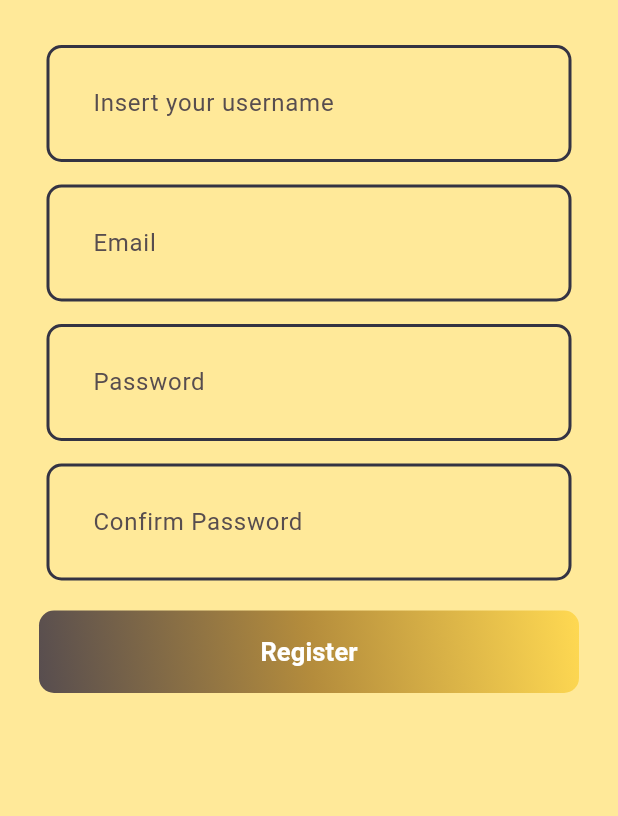
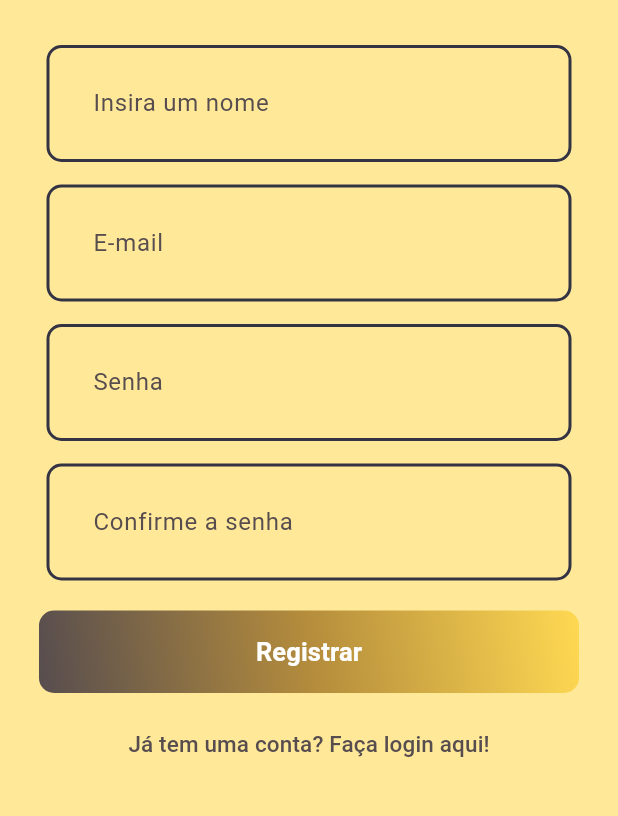
Before and after one commit to JotapeCruzz/MyCommerceStore, a Flutter app: the RegisterScreen screen opened by its route, on a phone screen of 412 x 824 dp, the part 324-1140 px from its top. Run offline on Flutter 3.47's test engine with Material 3 defaults, Android fonts, the phone set to English and light mode, and no system bars; our stand-ins replace firebase_core, flutter_svg; accounts and stored records are empty; generated files the repository leaves out were written again.

Commit message:
Validações adicionadas
Validações e alterações de layout

```diff
--- a/lib/pages/register_screen.dart
+++ b/lib/pages/register_screen.dart
@@ -1,49 +1,96 @@
+import 'package:ecommerce_my_store/colors.dart';
+import 'package:ecommerce_my_store/validation/validation.dart';
 import 'package:ecommerce_my_store/widgets/login_field.dart';
 import 'package:ecommerce_my_store/widgets/submit_button.dart';
 import 'package:flutter/material.dart';
 import 'package:ecommerce_my_store/routes/routes.dart';
 
 class RegisterScreen extends StatelessWidget {
-  const RegisterScreen({super.key});
+  RegisterScreen({super.key});
+  final _formKey = GlobalKey<FormState>();
 
   @override
   Widget build(BuildContext context) {
     return Scaffold(
-      appBar: AppBar(
-        title: const Text('Register'),
-      ),
+      appBar: AppBar(title: const Text('Register')),
       body: SingleChildScrollView(
         child: Center(
+          child: Form(
+            key: _formKey,
             child: Column(
               children: [
                 Padding(
                   padding: EdgeInsets.all(10),
                   child: Image.asset(
                     'assets/images/e_logo.png',
-                  errorBuilder: (context, error, stackTrace)
-                  => Container(
+                    errorBuilder: (context, error, stackTrace) => Container(
                       color: Colors.white,
-                    child: Text('Error loading image', style: TextStyle(color: Colors.red)),
+                      child: Text(
+                        'Error loading image',
+                        style: TextStyle(color: Colors.red),
+                      ),
                     ),
                     width: 150,
                     height: 150,
                   ),
                 ),
                 SizedBox(height: 20),
-              LoginField(labelText: 'Insert your username'),
+                LoginField(
+                  labelText: 'Insira um nome',
+                  validator: (String? value) => validateNickname(value),
+                ),
                 SizedBox(height: 15),
-              LoginField(labelText: 'Email'),
+                LoginField(
+                  labelText: 'E-mail',
+                  validator: (String? value) => validateEmail(value),
+                ),
                 SizedBox(height: 15),
-              LoginField(labelText: 'Password', isPassword: true),
+                LoginField(
+                  labelText: 'Senha',
+                  isPassword: true,
+                  validator: (String? value) => validatePassword(value),
+                ),
                 SizedBox(height: 15),
-              LoginField(labelText: 'Confirm Password', isPassword: true),
+                LoginField(
+                  labelText: 'Confirme a senha',
+                  isPassword: true,
+                  validator: (String? value) => validatePwdConfirmation(value),
+                ),
                 SizedBox(height: 20),
-              SubmitButton(buttonText: 'Register', size: [360, 55], onPressed: () {},),
+                SubmitButton(
+                  buttonText: 'Registrar',
+                  size: [360, 55],
+                  onPressed: () {
+                    onPressedRegisterButton();
+                  },
+                ),
+                SizedBox(height: 10),
+                TextButton(
+                  onPressed: () {
+                    Navigator.pushNamed(context, Routes.login);
+                  },
+                  child: Text(
+                    "Já tem uma conta? Faça login aqui!",
+                    style: TextStyle(
+                      fontSize: 15,
+                      color: Palette.kSecondaryColor,
+                    ),
+                  ),
+                ),
                 SizedBox(height: 20),
               ],
             ),
           ),
         ),
+      ),
     );
   }
+
+  onPressedRegisterButton() {
+    if (_formKey.currentState!.validate()) {
+      print("Validado com sucesso");
+    } else {
+      print("Erro na validação");
     }
+  }
+}
--- a/lib/widgets/login_field.dart
+++ b/lib/widgets/login_field.dart
@@ -2,6 +2,7 @@ import 'package:ecommerce_my_store/colors.dart';
 import 'package:flutter/material.dart';
 
 class LoginField extends StatelessWidget {
+  final String? Function(String?)? validator;
   final double boxWidth;
   final String labelText;
   final bool isPassword;
@@ -10,7 +11,8 @@ class LoginField extends StatelessWidget {
     super.key,
     required this.labelText,
     this.isPassword = false,
-    this.boxWidth = 350
+    this.boxWidth = 350,
+    this.validator,
   });
 
   @override
@@ -21,6 +23,10 @@ class LoginField extends StatelessWidget {
         style: TextStyle(color: Palette.kSecondaryColor),
         decoration: InputDecoration(
           contentPadding: EdgeInsets.all(27),
+          border: OutlineInputBorder(
+            borderSide: BorderSide(color: Palette.borderColor, width: 2),
+            borderRadius: BorderRadius.circular(10),
+          ),
           enabledBorder: OutlineInputBorder(
             borderSide: BorderSide(color: Palette.borderColor, width: 2),
             borderRadius: BorderRadius.circular(10),
@@ -29,10 +35,19 @@ class LoginField extends StatelessWidget {
             borderSide: BorderSide(color: Palette.gradient2, width: 2),
             borderRadius: BorderRadius.circular(10),
           ),
+          errorBorder: OutlineInputBorder(
+            borderSide: BorderSide(color: Colors.red, width: 2),
+            borderRadius: BorderRadius.circular(10),
+          ),
+          focusedErrorBorder: OutlineInputBorder(
+            borderSide: BorderSide(color: Palette.gradient2, width: 2),
+            borderRadius: BorderRadius.circular(10),
+          ),
           hintStyle: TextStyle(color: Palette.kSecondaryColor),
           hintText: labelText,
         ),
         obscureText: isPassword,
+        validator: validator,
       ),
     );
   }
--- a/pubspec.yaml
+++ b/pubspec.yaml
@@ -7,6 +7,7 @@ environment:
   sdk: ^3.9.2
 
 dependencies:
+  firebase_auth: ^6.1.2
   firebase_core: ^4.2.1
   flutter:
     sdk: flutter
```
Also changed, not shown: lib/pages/login_screen.dart (+60 -13 lines), lib/validation/validation.dart (added, +37 -0 lines), pubspec.lock, 3 other files. Lines whose indentation alone changed are shown as unchanged.
